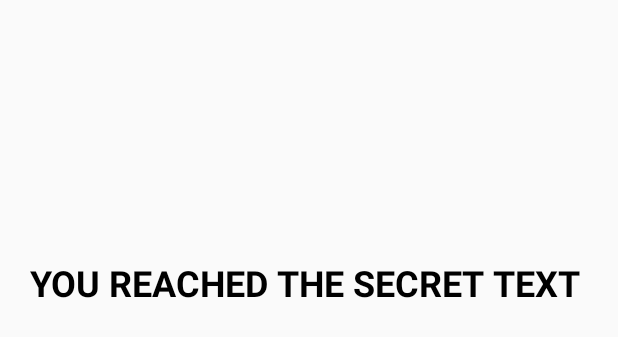
After one commit to gast04/AndroidKeyStoreSample, an Android app: the layout mainapp.xml on its own in the app's theme, with its tools: preview values and no code run, on a phone screen of 412 x 824 dp. The commit adds this screen. Shown: the top 337 px of the screen. Run offline under Robolectric (Android 15) with nearby library versions, the phone set to English and light mode, and no system bars.

Commit message:
presentation update

```diff
--- a/app/src/main/AndroidManifest.xml
+++ b/app/src/main/AndroidManifest.xml
@@ -1,6 +1,8 @@
 <?xml version="1.0" encoding="utf-8"?>
 <manifest xmlns:android="http://schemas.android.com/apk/res/android"
     package="com.example.firsttestapp">
+
+    <uses-permission android:name="android.permission.INTERNET"/>
 
     <application
         android:allowBackup="true"
--- /dev/null
+++ b/app/src/main/res/layout/mainapp.xml
@@ -0,0 +1,26 @@
+<?xml version="1.0" encoding="utf-8"?>
+<LinearLayout xmlns:android="http://schemas.android.com/apk/res/android"
+    xmlns:app="http://schemas.android.com/apk/res-auto"
+    xmlns:tools="http://schemas.android.com/tools"
+    android:layout_width="match_parent"
+    android:layout_height="match_parent">
+
+    <android.support.constraint.ConstraintLayout
+        android:layout_width="match_parent"
+        android:layout_height="match_parent">
+
+        <TextView
+            android:id="@+id/textView3"
+            android:layout_width="wrap_content"
+            android:layout_height="wrap_content"
+            android:layout_marginStart="20dp"
+            android:layout_marginTop="172dp"
+            android:text="You reached the secret text"
+            android:textAllCaps="true"
+            android:textColor="@android:color/black"
+            android:textSize="24sp"
+            android:textStyle="bold"
+            app:layout_constraintStart_toStartOf="parent"
+            app:layout_constraintTop_toTopOf="parent" />
+    </android.support.constraint.ConstraintLayout>
+</LinearLayout>
--- a/build.gradle
+++ b/build.gradle
@@ -7,7 +7,7 @@ buildscript {
 
     }
     dependencies {
-        classpath 'com.android.tools.build:gradle:3.5.3'
+        classpath 'com.android.tools.build:gradle:3.6.3'
 
         // NOTE: Do not place your application dependencies here; they belong
         // in the individual module build.gradle files
```
Also changed, not shown: app/src/main/java/com/example/firsttestapp/MainActivity.java (+35 -0 lines), app/src/main/res/layout/activity_main.xml (+7 -0 lines), gradle/wrapper/gradle-wrapper.properties.
